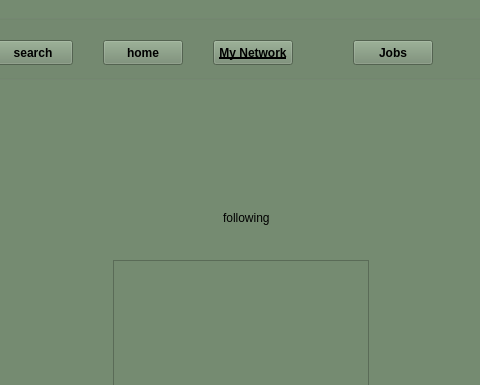
The window that my_network_admin.ui (white-vessel/eyd-project) describes before a commit, drawn with Qt 5; both pictures show x 187 to 667 and y 0 to 385 of the 947 by 600 pixel window.
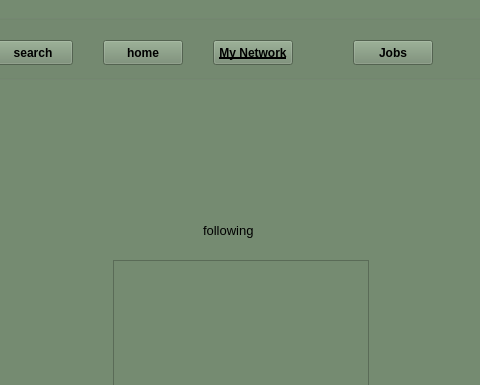
The same window after the commit. Icons and pictures are not drawn.

Patch:
```diff
--- a/my_network_admin.ui
+++ b/my_network_admin.ui
@@ -182,12 +182,17 @@
    <widget class="QLabel" name="label">
     <property name="geometry">
      <rect>
-      <x>410</x>
-      <y>210</y>
-      <width>55</width>
-      <height>16</height>
+      <x>390</x>
+      <y>220</y>
+      <width>71</width>
+      <height>20</height>
      </rect>
     </property>
+    <property name="font">
+     <font>
+      <pointsize>10</pointsize>
+     </font>
+    </property>
     <property name="text">
      <string>following</string>
     </property>
```
Left out of the diff: 1 changed line with no effect on the pictures.
